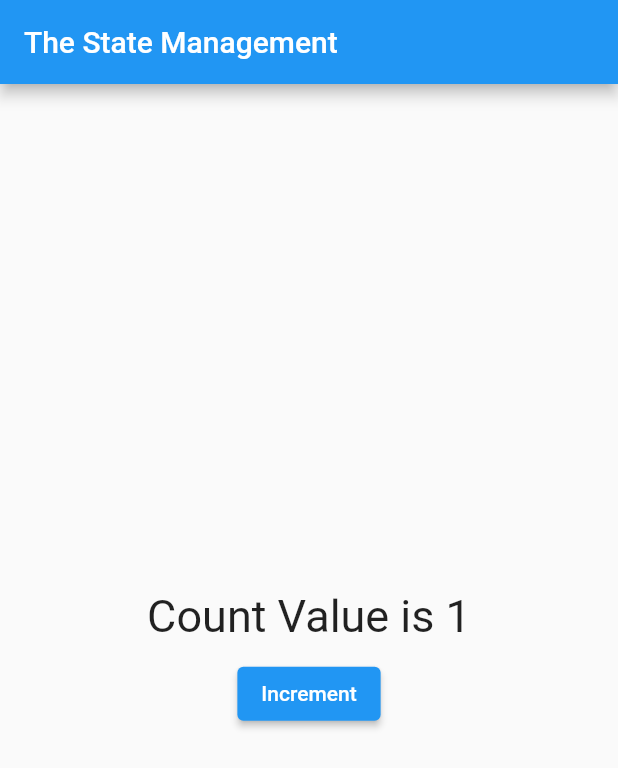
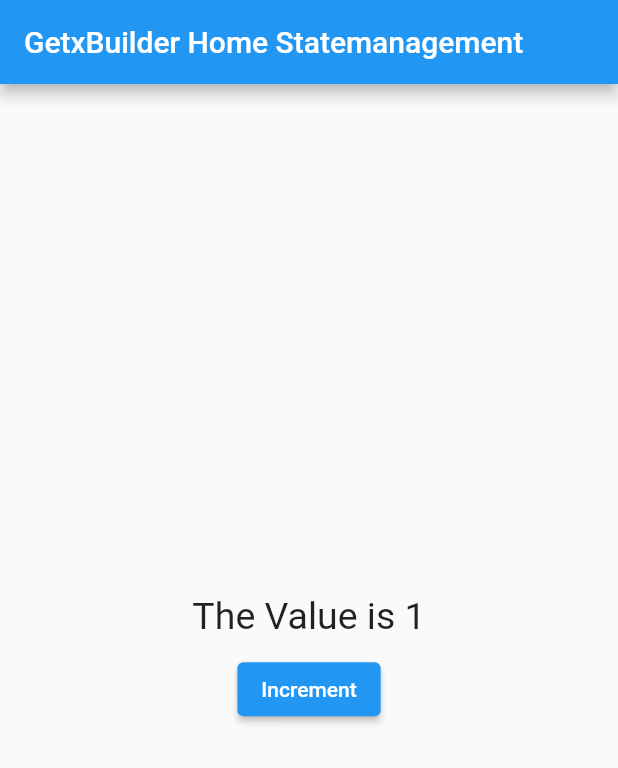
Before and after one commit to Developer-Vijay/StatemanagementGetx, a Flutter app: the screen it shows after launch, after a tap on "Increment", on a phone screen of 412 x 824 dp. Shown: the top 768 px of the screen. Run offline on Flutter 3.47's test engine with Material 2 defaults, Android fonts, the phone set to English and light mode, and no system bars; our stand-ins replace get.

Commit message:
Various methods of statemamagement is learned

```diff
--- /dev/null
+++ b/lib/GetBuilder/builder_controller.dart
@@ -0,0 +1,10 @@
+import 'package:get/get.dart';
+
+class builderController extends GetxController {
+  var count = 0;
+
+  void increment() {
+    count++;
+    update(); // it will update the count variable on UI which uses it
+  }
+}
--- /dev/null
+++ b/lib/GetBuilder/builder_home.dart
@@ -0,0 +1,46 @@
+import 'package:flutter/material.dart';
+import 'package:get/get.dart';
+import 'package:getx_learning/GetBuilder/builder_controller.dart';
+
+class BuilderHome extends StatelessWidget {
+  BuilderHome({Key? key}) : super(key: key);
+// if init property is not used in Getx<Typpe of Controller> then
+// create the instance of the class shown below
+  builderController buildcontroller = Get.put(builderController());
+  @override
+  Widget build(BuildContext context) {
+    return SafeArea(
+        child: Scaffold(
+      appBar: AppBar(
+          title: const Text("GetxBuilder Home Statemanagement")),
+      body: Center(
+        child: Column(
+            mainAxisAlignment: MainAxisAlignment.center,
+            crossAxisAlignment: CrossAxisAlignment.center,
+            children: [
+              // Here we have used the Builder instead of Getx and obx
+              GetBuilder<builderController>(
+                // init: builderController(),
+                builder: (controller) {
+                  return Text(
+                    "The Value is ${buildcontroller.count}",
+                    style: const TextStyle(fontSize: 25),
+                  );
+                },
+              ),
+              const SizedBox(
+                height: 10,
+              ),
+              ElevatedButton(
+                  onPressed: () {
+                    buildcontroller.increment();
+
+                    // if instance of controller not created at top
+                    // Get.find<builderController>().increment();
+                  },
+                  child: const Text("Increment"))
+            ]),
+      ),
+    ));
+  }
+}
--- a/lib/State Management/reactive_state.dart
+++ b/lib/Reactive State Management/reactive_state.dart
@@ -1,5 +1,6 @@
 import 'package:flutter/material.dart';
 import 'package:get/get.dart';
+import 'package:getx_learning/GetxController/my_controller.dart';
 
 // Notes
 
@@ -44,8 +45,10 @@ final user = Rx<user>();
 
 
 */
+// ignore: must_be_immutable
 class ReactiveState extends StatelessWidget {
   ReactiveState({Key? key}) : super(key: key);
+
   var count = 0.obs;
 
   void increment() {
--- a/lib/main.dart
+++ b/lib/main.dart
@@ -1,10 +1,12 @@
 import 'package:flutter/material.dart';
 import 'package:get/get_navigation/get_navigation.dart';
-import 'package:getx_learning/State%20Management/reactive_state.dart';
+import 'package:getx_learning/GetBuilder/builder_home.dart';
 import 'package:getx_learning/Widgets/dialog_box.dart';
 import 'package:getx_learning/Widgets/snack_bar.dart';
+import 'package:getx_learning/GetxControllerType%20State%20Managemt/home_get_controller_type.dart';
 import 'package:getx_learning/home_screen.dart';
 import 'package:getx_learning/next_screen.dart';
+import 'package:getx_learning/GetxController/testing_of_controller.dart';
 
 void main() {
   runApp(const MyApp());
@@ -34,7 +36,6 @@ class MyApp extends StatelessWidget {
               page: () => NextScreen(),
               transition: Transition.downToUp)
         ],
-      home: ReactiveState(),
-    );
+        home: BuilderHome());
   }
 }
```
Also changed, not shown: lib/GetxController/my_controller.dart (added, +28 -0 lines), lib/GetxController/testing_of_controller.dart (added, +57 -0 lines), lib/GetxControllerType State Managemt/controller.dart (added, +9 -0 lines), lib/GetxControllerType State Managemt/home_get_controller_type.dart (added, +49 -0 lines), lib/student.dart (added, +18 -0 lines). Lines whose indentation alone changed are shown as unchanged.
